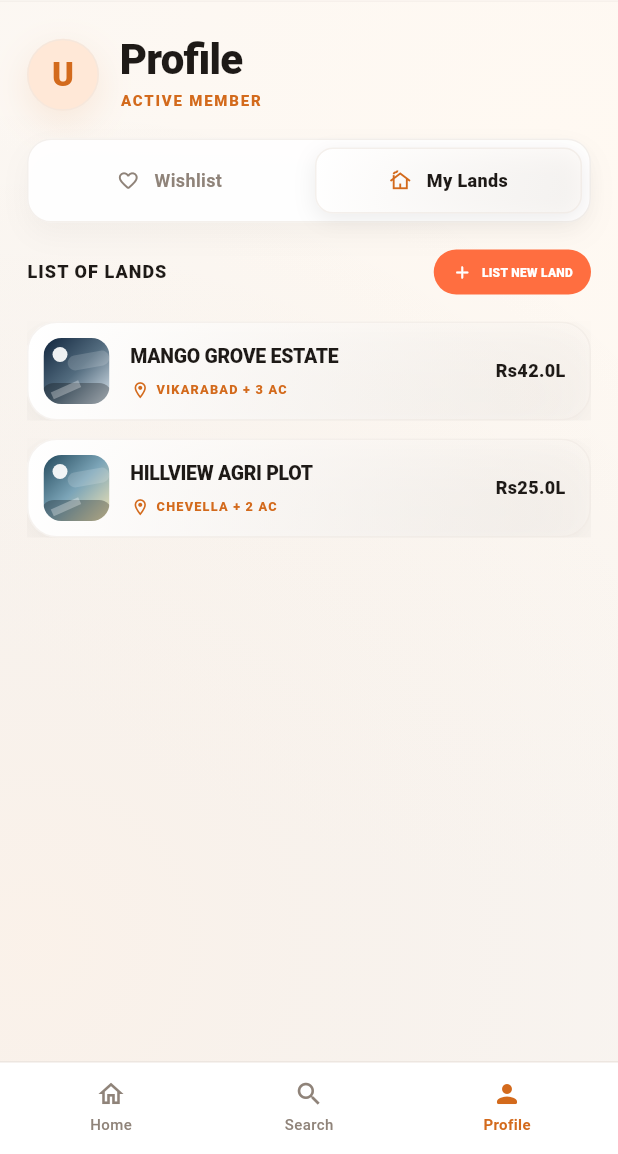
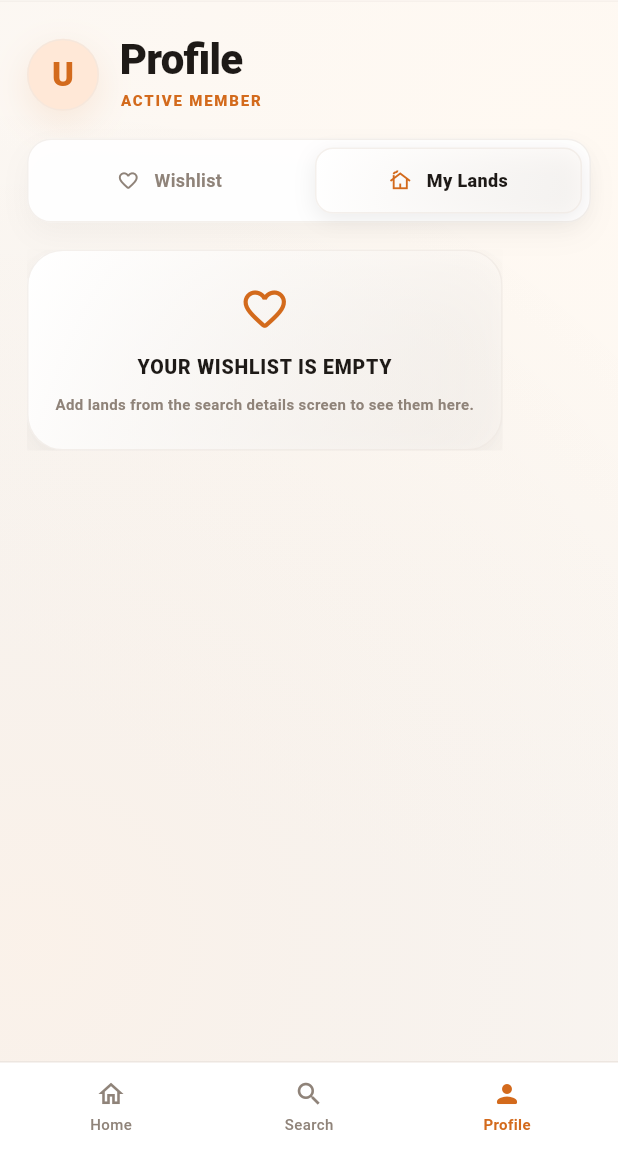
Before and after one commit to vikalpxpaliwal-dev/garuda_user, a Flutter app: the ProfilePage screen opened by its route, after a tap on "My Lands", on a phone screen of 412 x 824 dp, the part 82-1236 px from its top. Run offline on Flutter 3.47's test engine with Material 3 defaults, Android fonts, the phone set to English and light mode, and no system bars; our stand-ins replace dio, equatable, flutter_bloc, flutter_secure_storage, get_it, go_router and 2 more; accounts and stored records are empty; network calls fail.

Commit message:
feat: my lands api integrated

```diff
--- a/lib/features/profile/data/models/shortlist_item_model.dart
+++ b/lib/features/profile/data/models/shortlist_item_model.dart
@@ -21,6 +21,7 @@ class ShortlistItemModel {
       land: WishlistLandModel.fromJson(
         json['shortlistLand'] as Map<String, dynamic>? ??
             json['finalLand'] as Map<String, dynamic>? ??
+            json['finalizeLand'] as Map<String, dynamic>? ??
             json['land'] as Map<String, dynamic>? ??
             <String, dynamic>{},
       ),
--- a/lib/features/profile/presentation/pages/profile_page.dart
+++ b/lib/features/profile/presentation/pages/profile_page.dart
@@ -25,21 +25,6 @@ class ProfilePage extends StatefulWidget {
 }
 
 class _ProfilePageState extends State<ProfilePage> {
-  static const List<_OwnedLandUiModel> _ownedLands = <_OwnedLandUiModel>[
-    _OwnedLandUiModel(
-      title: 'MANGO GROVE ESTATE',
-      subtitle: 'VIKARABAD + 3 AC',
-      priceLabel: 'Rs42.0L',
-      palette: <Color>[Color(0xFF11253D), Color(0xFF526B7E), Color(0xFFDEE8F0)],
-    ),
-    _OwnedLandUiModel(
-      title: 'HILLVIEW AGRI PLOT',
-      subtitle: 'CHEVELLA + 2 AC',
-      priceLabel: 'Rs25.0L',
-      palette: <Color>[Color(0xFF23495C), Color(0xFF7CA5B8), Color(0xFFF6E6B3)],
-    ),
-  ];
-
   _ProfileCollectionTab _selectedTab = _ProfileCollectionTab.wishlist;
   _TrackingStage _selectedStage = _TrackingStage.availability;
   _VisitsHubList _selectedVisitsHubList = _VisitsHubList.primaryVisit;
@@ -67,7 +52,8 @@ class _ProfilePageState extends State<ProfilePage> {
       if (!mounted) return;
       context.read<ProfileBloc>()
         ..add(const WishlistRequested())
-        ..add(const GetAvailabilitiesRequested());
+        ..add(const GetAvailabilitiesRequested())
+        ..add(const GetFinalsRequested());
     });
   }
 
@@ -80,6 +66,9 @@ class _ProfilePageState extends State<ProfilePage> {
         );
         final activeJourneys = _ProfileAvailabilityMapper.toUiModels(
           state.availabilityItems,
+        );
+        final finalLandsJourneys = _ProfileOwnedLandMapper.toUiModels(
+          state.finalItems,
         );
 
         // Keep wishlist (selectable) and active (tracked) lists separate.
@@ -96,7 +85,8 @@ class _ProfilePageState extends State<ProfilePage> {
               listenWhen: (previous, current) =>
                   previous.availabilityStatus != current.availabilityStatus,
               listener: (context, state) {
-                if (state.availabilityStatus == CreateAvailabilityStatus.success) {
+                if (state.availabilityStatus ==
+                    CreateAvailabilityStatus.success) {
                   context.read<ProfileBloc>().add(
                     const GetAvailabilitiesRequested(),
                   );
@@ -310,6 +300,11 @@ class _ProfilePageState extends State<ProfilePage> {
                                       context.read<ProfileBloc>().add(
                                         const GetAvailabilitiesRequested(),
                                       );
+                                    } else if (tab ==
+                                        _ProfileCollectionTab.myLands) {
+                                      context.read<ProfileBloc>().add(
+                                        const GetFinalsRequested(),
+                                      );
                                     }
 
                                     setState(() {
@@ -332,6 +327,7 @@ class _ProfilePageState extends State<ProfilePage> {
                                     wishlistJourneys: wishlistJourneys,
                                     activeJourneys: activeJourneys,
                                     currentJourney: currentJourney,
+                                    finalLandsJourneys: finalLandsJourneys,
                                   ),
                                 ),
                               ],
@@ -353,10 +349,12 @@ class _ProfilePageState extends State<ProfilePage> {
                               ? const _VisitsHubFloatingActions()
                               // On Payment tab with payment success -> Schedule Visit FAB
                               : _selectedStage == _TrackingStage.payment &&
-                                    state.paymentStatus == CreatePaymentStatus.success
+                                    state.paymentStatus ==
+                                        CreatePaymentStatus.success
                               ? _AvailabilityArrowButton(
                                   onTap: () {
-                                      if (_selectedVisitDate == null || _selectedVisitTime == null) {
+                                    if (_selectedVisitDate == null ||
+                                        _selectedVisitTime == null) {
                                       AppScaffoldMessage.showError(
                                         context,
                                         'Please select a visit date and time from the card.',
@@ -364,7 +362,9 @@ class _ProfilePageState extends State<ProfilePage> {
                                       return;
                                     }
 
-                                      final parsedVisitDate = DateTime.tryParse(_selectedVisitDate!);
+                                    final parsedVisitDate = DateTime.tryParse(
+                                      _selectedVisitDate!,
+                                    );
                                     final today = DateTime.now();
                                     final todayDateOnly = DateTime(
                                       today.year,
@@ -386,13 +386,17 @@ class _ProfilePageState extends State<ProfilePage> {
 
                                     context.read<ProfileBloc>().add(
                                       CreateVisitRequested(
-                                          landIds: state.cartItems.map((e) => e.landId).toList(),
+                                        landIds: state.cartItems
+                                            .map((e) => e.landId)
+                                            .toList(),
                                         visitDate: _selectedVisitDate!,
                                         time: _selectedVisitTime!,
                                       ),
                                     );
                                   },
-                                    isLoading: state.visitStatus == CreateVisitStatus.loading,
+                                  isLoading:
+                                      state.visitStatus ==
+                                      CreateVisitStatus.loading,
                                 )
                               // On Availability tab with items in cart → PROCEED FAB
                               : _selectedStage == _TrackingStage.availability &&
@@ -445,6 +449,7 @@ class _ProfilePageState extends State<ProfilePage> {
     required List<_TrackedLandUiModel> wishlistJourneys,
     required List<_TrackedLandUiModel> activeJourneys,
     required _TrackedLandUiModel? currentJourney,
+    required List<_OwnedLandUiModel> finalLandsJourneys,
   }) {
     // ── Detail view (Availability / Payment / Visits Hub tabs) ──────────────
     if (_isTrackingJourney) {
@@ -550,9 +555,24 @@ class _ProfilePageState extends State<ProfilePage> {
 
     // ── My Lands tab ────────────────────────────────────────────────────────
     if (_selectedTab == _ProfileCollectionTab.myLands) {
-      return const _MyLandsPanel(
-        key: ValueKey<String>('my-lands'),
-        lands: _ownedLands,
+      if (state.getFinalsStatus == GetFinalsStatus.loading &&
+          finalLandsJourneys.isEmpty) {
+        return const Center(
+          key: ValueKey<String>('my-lands-loading'),
+          child: Padding(
+            padding: EdgeInsets.symmetric(vertical: 48),
+            child: CircularProgressIndicator(color: AppColors.primaryOrange),
+          ),
+        );
+      }
+
+      if (finalLandsJourneys.isEmpty) {
+        return const _WishlistEmptyPanel(key: ValueKey<String>('myland-empty'));
+      }
+
+      return _MyLandsPanel(
+        key: const ValueKey<String>('my-lands'),
+        lands: finalLandsJourneys,
       );
     }
 
@@ -693,6 +713,30 @@ class _ProfileAvailabilityMapper {
             ? 'VERIFIED'
             : 'STANDARD',
         availabilityBadge: 'TRACKING',
+        palette: palette,
+      );
+    }).toList();
+  }
+}
+
+class _ProfileOwnedLandMapper {
+  static const List<List<Color>> _palettes = <List<Color>>[
+    <Color>[Color(0xFF11253D), Color(0xFF526B7E), Color(0xFFDEE8F0)],
+    <Color>[Color(0xFF23495C), Color(0xFF7CA5B8), Color(0xFFF6E6B3)],
+  ];
+
+  static List<_OwnedLandUiModel> toUiModels(List<ShortlistItemEntity> items) {
+    return items.asMap().entries.map((entry) {
+      final item = entry.value;
+      final land = item.land;
+      final palette = _palettes[entry.key % _palettes.length];
+
+      return _OwnedLandUiModel(
+        title:
+            '${_ProfileWishlistMapper._capitalize(land.village)} - ${_ProfileWishlistMapper._capitalize(land.mandal)}',
+        subtitle:
+            '${land.district.toUpperCase()} • ${land.state.toUpperCase()}',
+        priceLabel: 'TBD',
         palette: palette,
       );
     }).toList();
@@ -1829,13 +1873,14 @@ class _TrackedJourneyPaymentCard extends StatelessWidget {
     '16:30',
   ];
 
-  List<({String apiDate, String date, String day, bool isPast})> _dynamicVisitDates() {
+  List<({String apiDate, String date, String day, bool isPast})>
+  _dynamicVisitDates() {
     final now = DateTime.now();
     final today = DateTime(now.year, now.month, now.day);
 
-    return List<({String apiDate, String date, String day, bool isPast})>.generate(
-      _visitWindowDays,
-      (index) {
+    return List<
+      ({String apiDate, String date, String day, bool isPast})
+    >.generate(_visitWindowDays, (index) {
       final visitDate = today.add(Duration(days: index));
       final apiDate =
           '${visitDate.year}-${visitDate.month.toString().padLeft(2, '0')}-${visitDate.day.toString().padLeft(2, '0')}';
@@ -1846,15 +1891,15 @@ class _TrackedJourneyPaymentCard extends StatelessWidget {
         day: _weekdayLabels[visitDate.weekday - 1],
         isPast: visitDate.isBefore(today),
       );
-      },
-    );
+    });
   }
 
   @override
   Widget build(BuildContext context) {
     final visitDates = _dynamicVisitDates();
     final isPaymentCompleted = paymentStatus == CreatePaymentStatus.success;
-    final isActionDisabled = isLoading || isPaymentCompleted || onProceed == null;
+    final isActionDisabled =
+        isLoading || isPaymentCompleted || onProceed == null;
     final buttonLabel = isPaymentCompleted
         ? 'PAYMENT COMPLETED'
         : cartCount == 0
@@ -1961,11 +2006,14 @@ class _TrackedJourneyPaymentCard extends StatelessWidget {
                       padding: const EdgeInsets.symmetric(horizontal: 4),
                       child: GestureDetector(
                         onTap: () {
-                          onVisitTimeSelected('$time:00'); // append seconds for API
+                          onVisitTimeSelected(
+                            '$time:00',
+                          ); // append seconds for API
                         },
                         child: _VisitTimeChip(
                           time: time,
-                          isSelected: selectedVisitTime?.startsWith(time) ?? false,
+                          isSelected:
+                              selectedVisitTime?.startsWith(time) ?? false,
                         ),
                       ),
                     ),
@@ -2058,7 +2106,10 @@ class _TrackedJourneyPaymentCard extends StatelessWidget {
                           end: Alignment.bottomRight,
                         )
                       : const LinearGradient(
-                          colors: [AppColors.deepOrange, AppColors.primaryOrange],
+                          colors: [
+                            AppColors.deepOrange,
+                            AppColors.primaryOrange,
+                          ],
                           begin: Alignment.topLeft,
                           end: Alignment.bottomRight,
                         ),
@@ -2075,7 +2126,10 @@ class _TrackedJourneyPaymentCard extends StatelessWidget {
                 ),
                 child: Container(
                   width: double.infinity,
-                  padding: const EdgeInsets.symmetric(horizontal: 14, vertical: 12),
+                  padding: const EdgeInsets.symmetric(
+                    horizontal: 14,
+                    vertical: 12,
+                  ),
                   child: isLoading
                       ? const Center(
                           child: SizedBox(
@@ -2384,19 +2438,25 @@ class _PrimaryVisitLandRow extends StatelessWidget {
     final title =
         '${land.village.isEmpty ? 'LAND' : land.village.toUpperCase()}${land.mandal.isEmpty ? '' : ' • ${land.mandal.toUpperCase()}'}';
     final subtitle = land.district.toUpperCase();
-    final wasShortlistedFromApi = item.meetingStatus.toLowerCase() == 'shortlisted';
+    final wasShortlistedFromApi =
+        item.meetingStatus.toLowerCase() == 'shortlisted';
     final isShortlisted =
-        wasShortlistedFromApi || profileState.shortlistedLandIds.contains(item.landId);
+        wasShortlistedFromApi ||
+        profileState.shortlistedLandIds.contains(item.landId);
     final isShortlistLoading =
         profileState.shortlistStatus == CreateShortlistStatus.loading &&
         profileState.activeShortlistLandId == item.landId;
     final isDeleteShortlistLoading =
         profileState.deleteShortlistStatus == DeleteShortlistStatus.loading &&
         profileState.activeDeleteShortlistLandId == item.landId;
-    final badge = isShortlisted ? 'SHORTLISTED' : item.meetingStatus.toUpperCase();
+    final badge = isShortlisted
+        ? 'SHORTLISTED'
+        : item.meetingStatus.toUpperCase();
     final availabilityBadge = land.landStatus.isNotEmpty
         ? land.landStatus.first.toUpperCase()
         : land.availability.toUpperCase();
+
+    //not getting response for price
     final visitDate = item.visitDate.year == 1970
         ? 'TBD'
         : '${item.visitDate.day.toString().padLeft(2, '0')}/${item.visitDate.month.toString().padLeft(2, '0')}/${item.visitDate.year}';
@@ -2444,7 +2504,10 @@ class _PrimaryVisitLandRow extends StatelessWidget {
                       crossAxisAlignment: CrossAxisAlignment.end,
                       children: [
                         Container(
-                          padding: const EdgeInsets.symmetric(horizontal: 10, vertical: 5),
+                          padding: const EdgeInsets.symmetric(
+                            horizontal: 10,
+                            vertical: 5,
+                          ),
                           decoration: BoxDecoration(
                             color: AppColors.forestGreen,
                             borderRadius: BorderRadius.circular(999),
@@ -2462,7 +2525,10 @@ class _PrimaryVisitLandRow extends StatelessWidget {
                         if (isShortlisted) ...[
                           const SizedBox(height: 8),
                           Container(
-                            padding: const EdgeInsets.symmetric(horizontal: 10, vertical: 5),
+                            padding: const EdgeInsets.symmetric(
+                              horizontal: 10,
+                              vertical: 5,
+                            ),
                             decoration: BoxDecoration(
                               color: AppColors.deepOrange,
                               borderRadius: BorderRadius.circular(999),
@@ -2592,7 +2658,9 @@ class _PrimaryVisitLandRow extends StatelessWidget {
                               ? null
                               : () {
                                   context.read<ProfileBloc>().add(
-                                    CreateShortlistRequested(landId: item.landId),
+                                    CreateShortlistRequested(
+                                      landId: item.landId,
+                                    ),
                                   );
                                 },
                         ),
@@ -2625,10 +2693,7 @@ class _PrimaryVisitLandRow extends StatelessWidget {
 }
 
 class _VisitTimeChip extends StatelessWidget {
-  const _VisitTimeChip({
-    required this.time,
-    required this.isSelected,
-  });
+  const _VisitTimeChip({required this.time, required this.isSelected});
 
   final String time;
   final bool isSelected;
@@ -3087,10 +3152,7 @@ class _ShortlistHubList extends StatelessWidget {
 }
 
 class _ShortlistLandRow extends StatelessWidget {
-  const _ShortlistLandRow({
-    required this.item,
-    required this.showFinalChoice,
-  });
+  const _ShortlistLandRow({required this.item, required this.showFinalChoice});
 
   final ShortlistItemEntity item;
   final bool showFinalChoice;
@@ -3311,14 +3373,18 @@ class _ShortlistLandRow extends StatelessWidget {
                                   ? null
                                   : () {
                                       context.read<ProfileBloc>().add(
-                                      DeleteFinalRequested(landId: item.landId),
+                                        DeleteFinalRequested(
+                                          landId: item.landId,
+                                        ),
                                       );
                                     })
                             : (isDeleteShortlistLoading
                                   ? null
                                   : () {
                                       context.read<ProfileBloc>().add(
-                                      DeleteShortlistRequested(landId: item.landId),
+                                        DeleteShortlistRequested(
+                                          landId: item.landId,
+                                        ),
                                       );
                                     }),
                       ),
@@ -3335,10 +3401,7 @@ class _ShortlistLandRow extends StatelessWidget {
 }
 
 class _HeroBadge extends StatelessWidget {
-  const _HeroBadge({
-    required this.label,
-    required this.backgroundColor,
-  });
+  const _HeroBadge({required this.label, required this.backgroundColor});
 
   final String label;
   final Color backgroundColor;
```
Also changed, not shown: 2 other files. Lines whose indentation alone changed are shown as unchanged.
